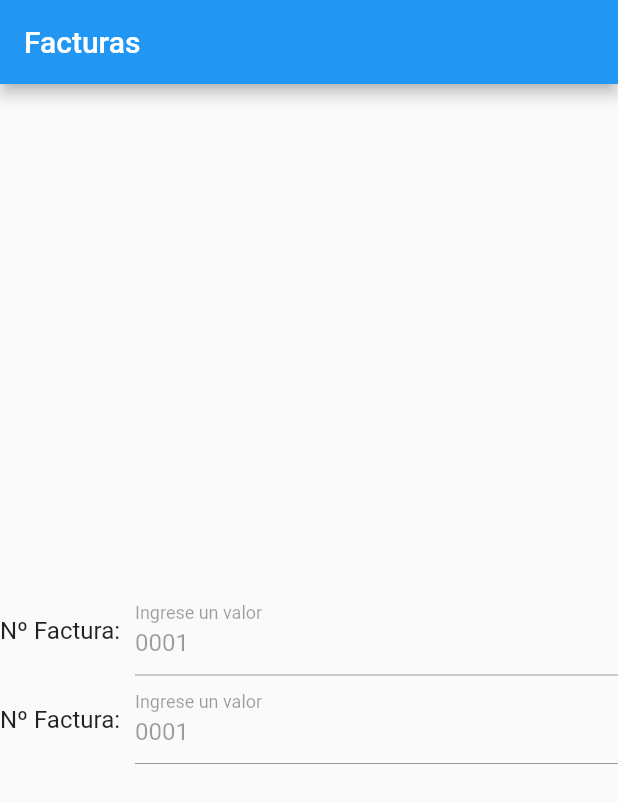
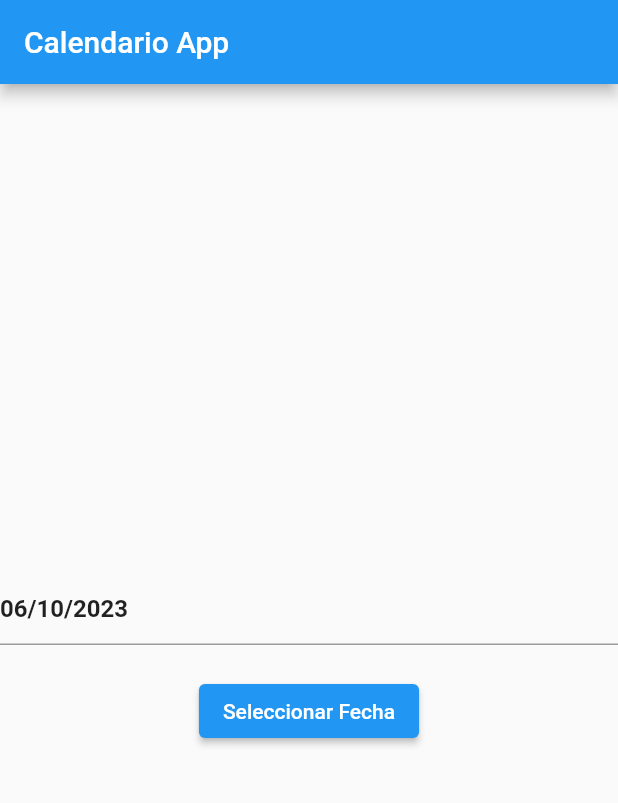
Before and after one commit to israelbecort/facturas, a Flutter app: the screen it shows after launch, on a phone screen of 412 x 824 dp. Shown: the top 803 px of the screen. Run offline on Flutter 3.47's test engine with Material 2 defaults, Android fonts, the phone set to English and light mode, and no system bars.

Commit message:
añadida fecha

```diff
--- /dev/null
+++ b/flutter/invoice/lib/calendar.dart
@@ -0,0 +1,76 @@
+import 'package:flutter/material.dart';
+import 'package:intl/intl.dart';
+
+void main() {
+  runApp(CalendarioApp());
+}
+
+class CalendarioApp extends StatelessWidget {
+  @override
+  Widget build(BuildContext context) {
+    return MaterialApp(
+      home: CalendarioScreen(),
+    );
+  }
+}
+
+class CalendarioScreen extends StatefulWidget {
+  @override
+  _CalendarioScreenState createState() => _CalendarioScreenState();
+}
+
+class _CalendarioScreenState extends State<CalendarioScreen> {
+  DateTime selectedDate = DateTime.now();
+  TextEditingController _dateController = TextEditingController();
+
+  @override
+  void initState() {
+    super.initState();
+    _dateController.text = DateFormat('dd/MM/yyyy').format(selectedDate);
+  }
+
+  Future<void> _selectDate(BuildContext context) async {
+    final DateTime? picked = await showDatePicker(
+      context: context,
+      initialDate: selectedDate,
+      firstDate: DateTime(2000),
+      lastDate: DateTime(2101),
+    );
+
+    if (picked != null && picked != selectedDate) {
+      setState(() {
+        selectedDate = picked;
+        _dateController.text = DateFormat('dd/MM/yyyy').format(selectedDate);
+      });
+    }
+  }
+
+  @override
+  Widget build(BuildContext context) {
+    return Scaffold(
+      appBar: AppBar(
+        title: Text('Calendario App'),
+      ),
+      body: Center(
+        child: Column(
+          mainAxisSize: MainAxisSize.min,
+          children: <Widget>[
+            TextField(
+              controller: _dateController,
+              style: TextStyle(fontSize: 16, fontWeight: FontWeight.bold),
+              readOnly: true,
+              onTap: () => _selectDate(context),
+            ),
+            SizedBox(
+              height: 20.0,
+            ),
+            ElevatedButton(
+              onPressed: () => _selectDate(context),
+              child: Text('Seleccionar Fecha'),
+            ),
+          ],
+        ),
+      ),
+    );
+  }
+}
--- a/flutter/invoice/lib/main.dart
+++ b/flutter/invoice/lib/main.dart
@@ -1,7 +1,8 @@
 import 'package:flutter/material.dart';
+import 'calendar.dart';
 
 void main() {
-  runApp(MyApp());
+  runApp(CalendarioApp());
 }
 
 class MyApp extends StatelessWidget {
--- a/flutter/invoice/pubspec.yaml
+++ b/flutter/invoice/pubspec.yaml
@@ -30,6 +30,7 @@ environment:
 dependencies:
   flutter:
     sdk: flutter
+  intl: ^0.17.0
 
 
   # The following adds the Cupertino Icons font to your application.
```
Also changed, not shown: flutter/invoice/pubspec.lock.
